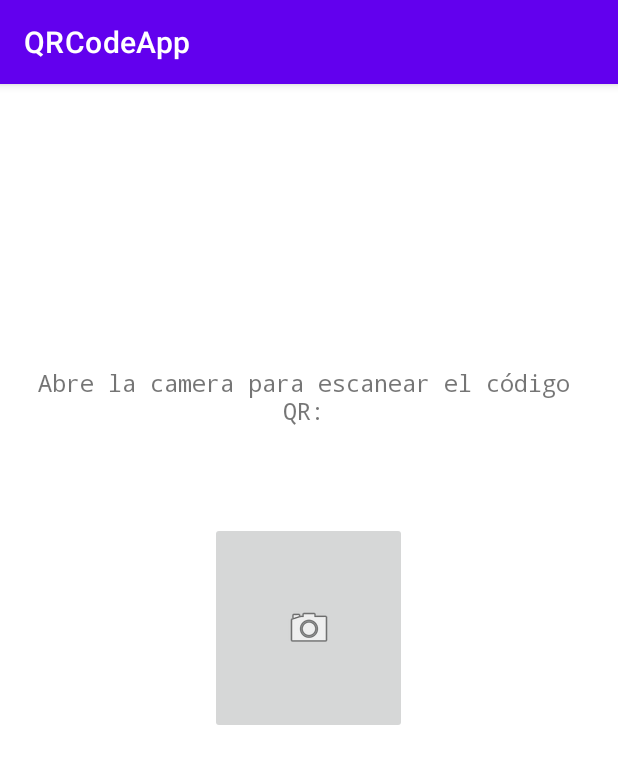
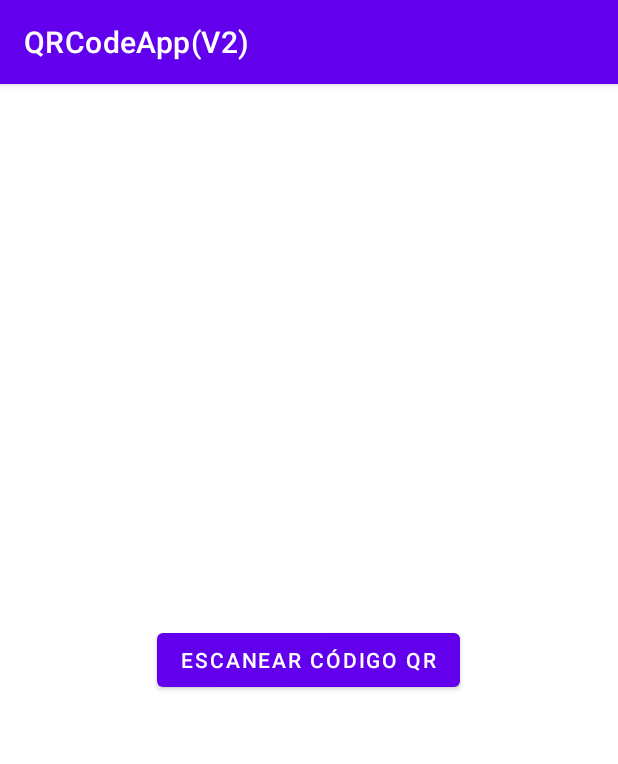
Before and after one commit to CodeBoy-source/Android-UGR-Exams, an Android app: the screen it shows after launch (MainActivity), on a phone screen of 412 x 824 dp. Shown: the top 764 px of the screen. Run offline under Robolectric (Android 15) with nearby library versions, the phone set to English and light mode, and no system bars; libraries missing offline, so code that uses them is left out: com.journeyapps.barcodescanner.

Commit message:
QRCodeApp (final)

```diff
--- a/QRCodeApp/app/src/main/java/com/example/qrcodeapp/MainActivity.java
+++ /dev/null
@@ -1,21 +0,0 @@
-package com.example.qrcodeapp;
-
-import androidx.appcompat.app.AppCompatActivity;
-import android.content.Intent;
-import android.os.Bundle;
-import android.view.View;
-
-public class MainActivity extends AppCompatActivity {
-
-    @Override
-    protected void onCreate(Bundle savedInstanceState) {
-        super.onCreate(savedInstanceState);
-        setContentView(R.layout.activity_main);
-    }
-
-    public void onClick(View view) {
-        Intent camera = new Intent(view.getContext(), CameraActivity.class);
-        startActivity(camera);
-    }
-
-}
--- a/QRCodeApp/app/src/main/java/com/example/qrcodeapp/QRCodeFoundListener.java
+++ /dev/null
@@ -1,6 +0,0 @@
-package com.example.qrcodeapp;
-
-public interface QRCodeFoundListener {
-    void onQRCodeFound(String qrCode);
-    void qrCodeNotFound();
-}
--- /dev/null
+++ b/QRCodeApp/app/src/main/java/com/example/qrcodeappv2/CaptureAct.java
@@ -0,0 +1,6 @@
+package com.example.qrcodeappv2;
+
+import com.journeyapps.barcodescanner.CaptureActivity;
+
+public class CaptureAct extends CaptureActivity {
+}
--- /dev/null
+++ b/QRCodeApp/app/src/main/java/com/example/qrcodeappv2/MainActivity.java
@@ -0,0 +1,49 @@
+package com.example.qrcodeappv2;
+
+import androidx.activity.result.ActivityResultLauncher;
+import androidx.appcompat.app.AlertDialog;
+import androidx.appcompat.app.AppCompatActivity;
+
+import android.content.DialogInterface;
+import android.os.Bundle;
+import android.widget.Button;
+
+import com.journeyapps.barcodescanner.ScanContract;
+import com.journeyapps.barcodescanner.ScanOptions;
+
+public class MainActivity extends AppCompatActivity {
+
+    Button btn_scan;
+    @Override
+    protected void onCreate(Bundle savedInstanceState) {
+        super.onCreate(savedInstanceState);
+        setContentView(R.layout.activity_main);
+        btn_scan = findViewById(R.id.btn_scan);
+        btn_scan.setOnClickListener(v->{
+            scanCode();
+        });
+    }
+
+    private void scanCode(){
+        ScanOptions options = new ScanOptions();
+        //options.setPrompt("Volume up to flash on");
+        options.setBeepEnabled(true);
+        options.setOrientationLocked(true);
+        options.setCaptureActivity(CaptureAct.class);
+        barLauncher.launch(options);
+    }
+
+    ActivityResultLauncher<ScanOptions> barLauncher = registerForActivityResult(new ScanContract(), result -> {
+        if(result.getContents() != null){
+            AlertDialog.Builder builder = new AlertDialog.Builder(MainActivity.this);
+            builder.setTitle("Resultado");
+            builder.setMessage(result.getContents());
+            builder.setPositiveButton("OK", new DialogInterface.OnClickListener() {
+                @Override
+                public void onClick(DialogInterface dialogInterface, int i) {
+                    dialogInterface.dismiss();
+                }
+            }).show();
+        }
+    });
+}
--- a/QRCodeApp/app/src/main/res/layout/activity_main.xml
+++ b/QRCodeApp/app/src/main/res/layout/activity_main.xml
@@ -1,35 +1,17 @@
 <?xml version="1.0" encoding="utf-8"?>
-<androidx.constraintlayout.widget.ConstraintLayout xmlns:android="http://schemas.android.com/apk/res/android"
+<RelativeLayout xmlns:android="http://schemas.android.com/apk/res/android"
     xmlns:app="http://schemas.android.com/apk/res-auto"
     xmlns:tools="http://schemas.android.com/tools"
     android:layout_width="match_parent"
-    android:layout_height="match_parent">
+    android:layout_height="match_parent"
+    tools:context=".MainActivity">
 
-    <ImageButton
-        android:id="@+id/camera_button"
-        android:layout_width="131dp"
-        android:layout_height="141dp"
-        android:layout_marginStart="140dp"
-        android:layout_marginTop="292dp"
-        android:contentDescription="Abre la camera para escanear el código QR:"
-        android:onClick="onClick"
-        app:layout_constraintStart_toStartOf="parent"
-        app:layout_constraintTop_toTopOf="parent"
-        app:srcCompat="@android:drawable/ic_menu_camera"
-        tools:ignore="MissingConstraints" />
+    <Button
+        android:layout_width="wrap_content"
+        android:layout_height="wrap_content"
+        android:text="Escanear Código QR"
+        android:layout_centerInParent="true"
+        android:id="@+id/btn_scan"
+        />
 
-    <TextView
-        android:id="@+id/textView"
-        android:layout_width="381dp"
-        android:layout_height="87dp"
-        android:layout_marginStart="12dp"
-        android:layout_marginTop="188dp"
-        android:fontFamily="monospace"
-        android:text="Abre la camera para escanear el código QR:"
-        android:textAlignment="center"
-        android:textSize="16sp"
-        app:layout_constraintStart_toStartOf="parent"
-        app:layout_constraintTop_toTopOf="parent"
-        tools:ignore="MissingConstraints" />
-
-</androidx.constraintlayout.widget.ConstraintLayout>
+</RelativeLayout>
--- a/QRCodeApp/app/src/main/res/values-night/themes.xml
+++ b/QRCodeApp/app/src/main/res/values-night/themes.xml
@@ -1,6 +1,6 @@
 <resources xmlns:tools="http://schemas.android.com/tools">
     <!-- Base application theme. -->
-    <style name="Theme.QRCodeApp" parent="Theme.MaterialComponents.DayNight.DarkActionBar">
+    <style name="Theme.QRCodeAppV2" parent="Theme.MaterialComponents.DayNight.DarkActionBar">
         <!-- Primary brand color. -->
         <item name="colorPrimary">@color/purple_200</item>
         <item name="colorPrimaryVariant">@color/purple_700</item>
--- a/QRCodeApp/app/src/main/res/values/strings.xml
+++ b/QRCodeApp/app/src/main/res/values/strings.xml
@@ -1,3 +1,3 @@
 <resources>
-    <string name="app_name">QRCodeApp</string>
+    <string name="app_name">QRCodeApp(V2)</string>
 </resources>
--- a/QRCodeApp/app/src/main/res/values/themes.xml
+++ b/QRCodeApp/app/src/main/res/values/themes.xml
@@ -1,6 +1,6 @@
 <resources xmlns:tools="http://schemas.android.com/tools">
     <!-- Base application theme. -->
-    <style name="Theme.QRCodeApp" parent="Theme.MaterialComponents.DayNight.DarkActionBar">
+    <style name="Theme.QRCodeAppV2" parent="Theme.MaterialComponents.DayNight.DarkActionBar">
         <!-- Primary brand color. -->
         <item name="colorPrimary">@color/purple_500</item>
         <item name="colorPrimaryVariant">@color/purple_700</item>
--- a/QRCodeApp/settings.gradle
+++ b/QRCodeApp/settings.gradle
@@ -12,5 +12,5 @@ dependencyResolutionManagement {
         mavenCentral()
     }
 }
-rootProject.name = "QRCodeApp"
+rootProject.name = "QRCodeApp(V2)"
 include ':app'
```
Also changed, not shown: QRCodeApp/app/build.gradle (+4 -10 lines), QRCodeApp/app/src/main/AndroidManifest.xml (+6 -6 lines), QRCodeApp/app/src/main/java/com/example/qrcodeapp/CameraActivity.java (deleted, +0 -126 lines), QRCodeApp/app/src/main/java/com/example/qrcodeapp/QRCodeImageAnalyzer.java (deleted, +0 -56 lines), QRCodeApp/app/src/main/res/layout/camera.xml (deleted, +0 -24 lines), QRCodeApp/gradle/wrapper/gradle-wrapper.properties, 4 other files.
